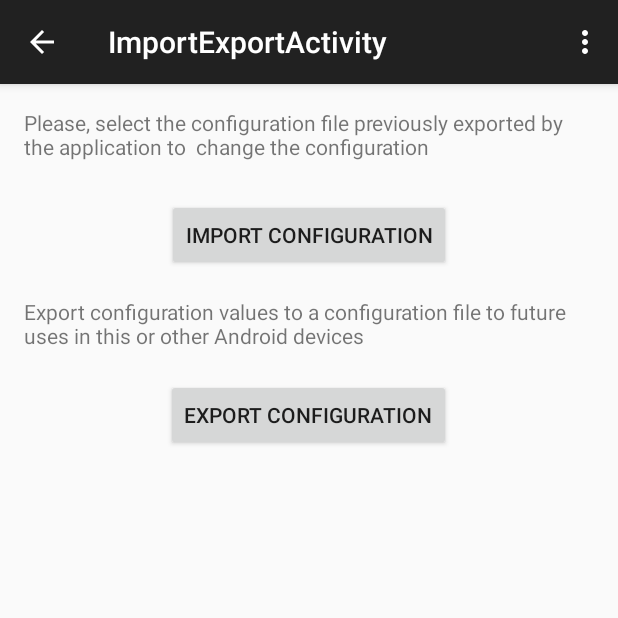
After one commit to alexandrev/dofm-android, an Android app: the ImportExportActivity screen opened directly, with no data from a screen before it, on a phone screen of 412 x 824 dp, the top half of it. The commit adds this screen. Run offline under Robolectric (Android 15) with nearby library versions, the phone set to English and light mode, and no system bars.

Commit message:
Starting with Import/Export utility
Starting with Import/Export Utility.

```diff
--- a/app/src/main/java/downloadorganizer/xandrev/com/dofm/MainActivity.java
+++ b/app/src/main/java/downloadorganizer/xandrev/com/dofm/MainActivity.java
@@ -122,6 +122,9 @@ public class MainActivity extends ActionBarActivity {
         else if(id == R.id.action_service){
             manageBackgroundService(item);
         }
+        else if(id == R.id.action_imexport){
+            startActivityForResult(new Intent(this,ImportExportActivity.class),0);
+        }
 
         return super.onOptionsItemSelected(item);
     }
--- /dev/null
+++ b/app/src/main/res/layout/activity_import_export.xml
@@ -0,0 +1,5 @@
+<FrameLayout xmlns:android="http://schemas.android.com/apk/res/android"
+    xmlns:tools="http://schemas.android.com/tools" android:id="@+id/container"
+    android:layout_width="match_parent" android:layout_height="match_parent"
+    tools:context="downloadorganizer.xandrev.com.dofm.ImportExportActivity"
+    tools:ignore="MergeRootFrame" />
--- /dev/null
+++ b/app/src/main/res/layout/fragment_import_export.xml
@@ -0,0 +1,47 @@
+<RelativeLayout xmlns:android="http://schemas.android.com/apk/res/android"
+    xmlns:tools="http://schemas.android.com/tools" android:layout_width="match_parent"
+    android:layout_height="match_parent" android:paddingLeft="@dimen/activity_horizontal_margin"
+    android:paddingRight="@dimen/activity_horizontal_margin"
+    android:paddingTop="@dimen/activity_vertical_margin"
+    android:paddingBottom="@dimen/activity_vertical_margin"
+    tools:context="downloadorganizer.xandrev.com.dofm.ImportExportActivity$PlaceholderFragment">
+
+    <TextView android:text="Please, select the configuration file previously exported by the application to  change the configuration" android:layout_width="wrap_content"
+        android:layout_height="wrap_content"
+        android:id="@+id/textView4"
+        android:layout_alignParentTop="true"
+        android:layout_alignParentLeft="true"
+        android:layout_alignParentStart="true" />
+
+    <Button
+        android:layout_width="wrap_content"
+        android:layout_height="wrap_content"
+        android:text="Import Configuration"
+        android:id="@+id/button2"
+        android:layout_marginTop="25dp"
+        android:onClick="importConfig"
+        android:layout_below="@+id/textView4"
+        android:layout_alignRight="@+id/button3"
+        android:layout_alignEnd="@+id/button3" />
+
+    <Button
+        android:layout_width="wrap_content"
+        android:layout_height="wrap_content"
+        android:text="Export Configuration"
+        android:id="@+id/button3"
+        android:layout_marginTop="19dp"
+        android:layout_below="@+id/textView5"
+        android:layout_centerHorizontal="true"
+        android:onClick="exportConfig" />
+
+    <TextView
+        android:text="Export configuration values to a configuration file to future uses in this or other Android devices"
+        android:layout_width="wrap_content"
+        android:layout_height="wrap_content"
+        android:id="@+id/textView5"
+        android:layout_below="@+id/button2"
+        android:layout_alignParentRight="true"
+        android:layout_alignParentEnd="true"
+        android:layout_marginTop="17dp" />
+
+</RelativeLayout>
--- /dev/null
+++ b/app/src/main/res/menu/menu_import_export.xml
@@ -0,0 +1,7 @@
+<menu xmlns:android="http://schemas.android.com/apk/res/android"
+    xmlns:app="http://schemas.android.com/apk/res-auto"
+    xmlns:tools="http://schemas.android.com/tools"
+    tools:context="downloadorganizer.xandrev.com.dofm.ImportExportActivity">
+    <item android:id="@+id/action_settings" android:title="@string/action_settings"
+        android:orderInCategory="100" app:showAsAction="never" />
+</menu>
--- a/app/src/main/res/menu/menu_main.xml
+++ b/app/src/main/res/menu/menu_main.xml
@@ -4,6 +4,8 @@
     tools:context=".SettingsActivity">
     <item android:id="@+id/action_settings" android:title="@string/action_settings"
         android:orderInCategory="100" app:showAsAction="never"  />
+    <item android:id="@+id/action_imexport" android:title="@string/action_imexport"
+        android:orderInCategory="100" app:showAsAction="never"/>
     <item android:id="@+id/action_service" android:title="@string/action_service"
         android:orderInCategory="100" app:showAsAction="never"/>
 </menu>
--- a/app/src/main/res/values/strings.xml
+++ b/app/src/main/res/values/strings.xml
@@ -11,8 +11,11 @@
     <string name="lastDateExecution">-</string>
     <string name="startService">Start Service</string>
     <string name="stopService">Stop Service</string>
-    <string name="toast-completed">DOfM On-Demand Execution COMPLETED</string>
+    <string name="toast_completed">DOfM On-Demand Execution COMPLETED</string>
     <string name="toast_started">DOfM Watcher has been STARTED</string>
     <string name="toast_stopped">DOfM Watcher has been STOPPED</string>
+    <string name="title_activity_import_export">ImportExportActivity</string>
+    <string name="hello_world">Hello world!</string>
+    <string name="action_imexport">Import/Export</string>
 
 </resources>
```
Also changed, not shown: app/src/main/AndroidManifest.xml (+10 -0 lines), app/src/main/java/downloadorganizer/xandrev/com/dofm/ImportExportActivity.java (added, +216 -0 lines), app/src/main/java/downloadorganizer/xandrev/com/dofm/common/ConfigurationService.java (+15 -0 lines).
